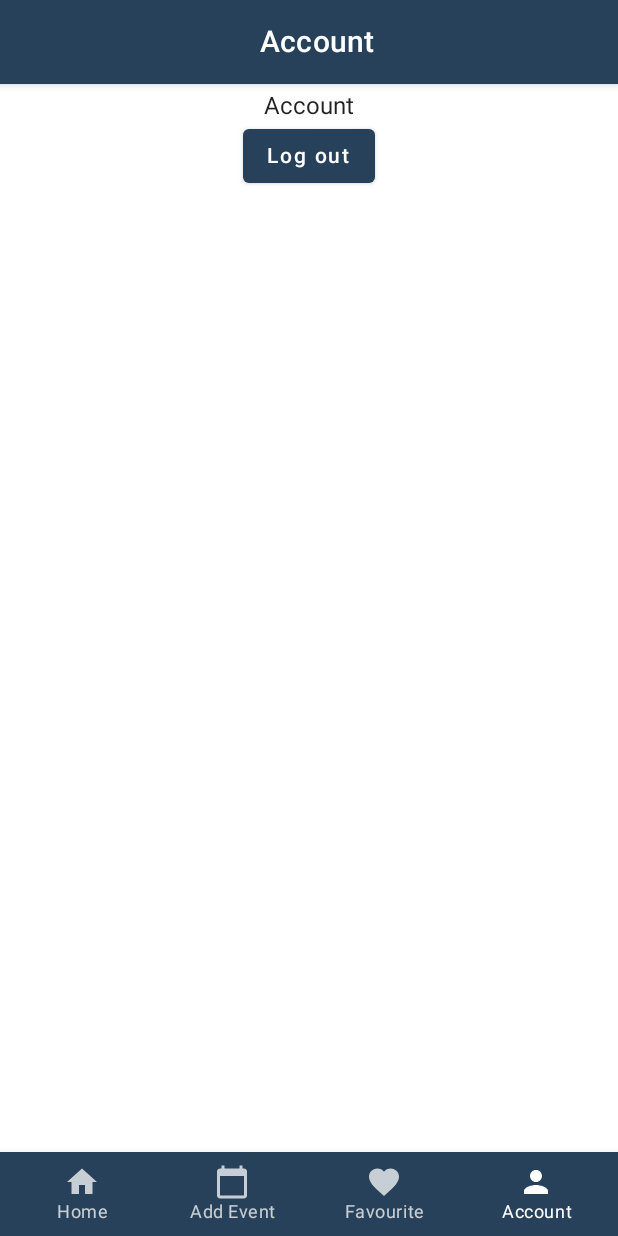
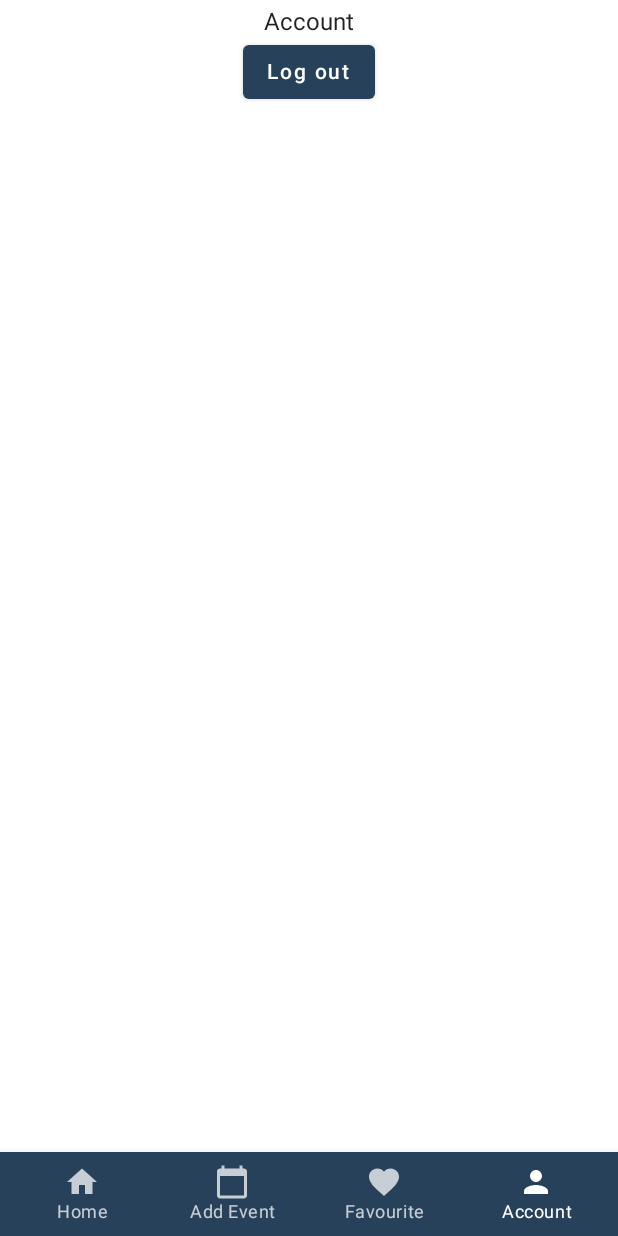
Before and after one commit to Nischhal3/event-manager, an Android app built with Jetpack Compose: the MainFragment screen opened through its navigation route, item 4 of the bottom bar chosen, on a phone screen of 412 x 824 dp. Run offline under Robolectric (Android 15) with nearby library versions, the phone set to English and light mode, and no system bars; our stand-ins replace Room's generated code, livedata-compose.

Commit message:
home screen ui done

```diff
--- a/app/src/main/java/com/example/eventmanager/MainFragment.kt
+++ b/app/src/main/java/com/example/eventmanager/MainFragment.kt
@@ -26,9 +26,9 @@ fun MainFragment(
 ) {
     val navController = rememberNavController()
     Scaffold(
-        topBar = {
-            TitleBar(navController, bottomNavigationItems)
-        },
+        //topBar = {
+          //  TitleBar(navController, bottomNavigationItems)
+        //},
         content = { MainNavHost(authController = authNavController, navController = navController, userName, userViewModel) },
         bottomBar = {
             BottomNav(navController, bottomNavigationItems)
--- a/app/src/main/java/com/example/eventmanager/screens/Home.kt
+++ b/app/src/main/java/com/example/eventmanager/screens/Home.kt
@@ -1,20 +1,20 @@
 package com.example.eventmanager
 
-import android.util.Log
 import androidx.compose.foundation.*
 import androidx.compose.foundation.layout.*
-import androidx.compose.foundation.lazy.LazyColumn
 import androidx.compose.foundation.lazy.LazyRow
-import androidx.compose.foundation.lazy.items
 import androidx.compose.foundation.shape.RoundedCornerShape
 import androidx.compose.material.*
 import androidx.compose.material.icons.Icons
+import androidx.compose.material.icons.filled.Map
+import androidx.compose.material.icons.filled.Place
 import androidx.compose.material.icons.outlined.FavoriteBorder
 import androidx.compose.material.icons.outlined.Notifications
 import androidx.compose.material.icons.rounded.Search
 import androidx.compose.runtime.Composable
 import androidx.compose.ui.Alignment
 import androidx.compose.ui.Modifier
+import androidx.compose.ui.draw.clip
 import androidx.compose.ui.graphics.Color
 import androidx.compose.ui.graphics.painter.Painter
 import androidx.compose.ui.layout.ContentScale
@@ -23,8 +23,7 @@ import androidx.compose.ui.text.font.FontWeight
 import androidx.compose.ui.text.style.TextAlign
 import androidx.compose.ui.unit.dp
 import androidx.compose.ui.unit.sp
-import com.example.eventmanager.ui.theme.Typography
-import com.example.eventmanager.viewmodel.Category
+import com.example.eventmanager.ui.theme.Background
 
 @Composable
 fun HomeScreen() {
@@ -38,7 +37,6 @@ fun HomeScreen() {
             contentScale = ContentScale.FillWidth
         )
         Column {
-            //AppBar()
             Spacer(modifier = Modifier.padding(top = 36.dp))
             Content()
         }
@@ -57,7 +55,7 @@ fun AppBar() {
         TextField(
             value = "",
             onValueChange = {},
-            label = { Text(text = "Search Food, Vegetable, etc.", fontSize = 12.sp) },
+            label = { Text(text = "Search Events, Places, etc.", fontSize = 12.sp) },
             singleLine = true,
             leadingIcon = {
                 Icon(
@@ -97,25 +95,22 @@ fun AppBar() {
 fun Content() {
     Column {
         AppBar()
-        Spacer(modifier = Modifier.height(36.dp))
+        Spacer(modifier = Modifier.height(56.dp))
         CategorySection()
         Spacer(modifier = Modifier.height(16.dp))
+        Spacer(modifier = Modifier.height(16.dp))
+        EventSection()
     }
 }
 
 
 @Composable
-fun VerticalDivider() {
-    Divider(
-        color = Color(0xFFF1F1F1),
-        modifier = Modifier
-            .width(1.dp)
-            .height(32.dp)
-    )
-}
-@Composable
 fun CategorySection() {
-    Column(Modifier.padding(horizontal = 16.dp)) {
+    Column(
+        Modifier
+            .padding(horizontal = 16.dp)
+            .background((Background))
+    ) {
         Row(
             Modifier.fillMaxWidth(),
             verticalAlignment = Alignment.CenterVertically,
@@ -154,6 +149,7 @@ fun CategorySection() {
         }
     }
 }
+
 @Composable
 fun CategoryButton(
     text: String = "",
@@ -176,6 +172,126 @@ fun CategoryButton(
         ) {
             Image(painter = icon, contentDescription = "", modifier = Modifier.fillMaxSize())
         }
-        Text(text = text, modifier = Modifier.fillMaxWidth(), textAlign = TextAlign.Center, fontSize = 12.sp)
+        Text(
+            text = text,
+            modifier = Modifier.fillMaxWidth(),
+            textAlign = TextAlign.Center,
+            fontSize = 12.sp
+        )
     }
 }
+
+@Composable
+fun EventSection() {
+    Column() {
+        Row(
+            Modifier
+                .fillMaxWidth()
+                .padding(horizontal = 16.dp),
+            verticalAlignment = Alignment.CenterVertically,
+            horizontalArrangement = Arrangement.SpaceBetween
+        ) {
+            Text(text = "Upcoming Events", style = MaterialTheme.typography.h6)
+            TextButton(onClick = {}) {
+                Text(text = "More", color = MaterialTheme.colors.primary)
+            }
+        }
+
+        EventItems()
+    }
+}
+
+@Composable
+fun EventItems() {
+    LazyRow(
+        contentPadding = PaddingValues(horizontal = 16.dp, vertical = 20.dp),
+        horizontalArrangement = Arrangement.spacedBy(16.dp)
+    ) {
+        item {
+            EventItem(
+                imagePainter = painterResource(id = R.drawable.event1),
+                title = "Group Dinner",
+                location = "Long address, postal code, Helsinki",
+                participants = 10
+            )
+        }
+        item {
+            EventItem(
+                imagePainter = painterResource(id = R.drawable.event2),
+                title = "Music concert",
+                location = "Espoo",
+                participants = 200
+            )
+        }
+        item {
+            EventItem(
+                imagePainter = painterResource(id = R.drawable.event3),
+                title = "Conference",
+                location = "Vantaa",
+                participants = 20
+            )
+        }
+    }
+}
+
+@Composable
+fun EventItem(
+    title: String = "",
+    location: String = "",
+    participants: Int = 0,
+    imagePainter: Painter
+) {
+    Card(
+        elevation = 4.dp,
+        shape = RoundedCornerShape(18.dp),
+        modifier = Modifier
+            .width(200.dp)
+            .height(300.dp)
+
+    ) {
+        Column(
+            verticalArrangement = Arrangement.Center,
+            modifier = Modifier
+                .padding(bottom = 10.dp)
+
+
+        ) {
+            Image(
+                painter = imagePainter,
+                contentDescription = "",
+                modifier = Modifier
+                    .padding(horizontal = 10.dp)
+                    .clip(RoundedCornerShape(10.dp))
+                    .aspectRatio(1f),
+                contentScale = ContentScale.FillHeight
+            )
+            Column(
+                Modifier
+                    .fillMaxWidth()
+                    .padding(top = 10.dp, start = 8.dp, end = 8.dp)
+            ) {
+                Text(text = title, fontWeight = FontWeight.Bold)
+
+                Text(text = "$participants", color = MaterialTheme.colors.primary)
+
+                Row() {
+                    Icon(
+                        Icons.Default.Place,
+                        "contentDescription",
+                        modifier = Modifier
+                            .size(20.dp)
+                            .padding(top = 5.dp),
+                        tint = Color.Gray
+                    )
+                    Spacer(modifier = Modifier.width(3.dp))
+                    Text(
+                        text = location,
+                        color = Color.Gray
+                    )
+                }
+
+
+            }
+        }
+    }
+}
--- a/app/src/main/java/com/example/eventmanager/screens/LoginScreen.kt
+++ b/app/src/main/java/com/example/eventmanager/screens/LoginScreen.kt
@@ -173,26 +173,26 @@ fun loginScreen(
 
                     Button(
                         onClick = {
-                            userList.value.map {
-                                if (it.user_name == userName.value && it.password == password.value) {
+                            // userList.value.map {
+                            //   if (it.user_name == userName.value && it.password == password.value) {
                                     navController.navigate("main") {
                                         popUpTo("login") { inclusive = true }
-                                    }
-                                } else {
-                                    Toast.makeText(
-                                        context,
-                                        "Invalid username or password",
-                                        Toast.LENGTH_SHORT
-                                    ).show()
-                                }
-                            }
+                                           }
+                                        //   } else {
+                                        //       Toast.makeText(
+                                        //          context,
+                                        //            "Invalid username or password",
+                                        //           Toast.LENGTH_SHORT
+                                        //       ).show()
+                                        //    }
+                                        //  }
                         },
                         colors = ButtonDefaults.buttonColors(
                             backgroundColor = Secondary,
                             Color.White
                         ),
                         shape = MaterialTheme.shapes.medium,
-                        enabled = isEnabled
+                        // enabled = isEnabled
 
                     ) {
                         Text(text = "Log In")
```
Also changed, not shown: 3 other files.
